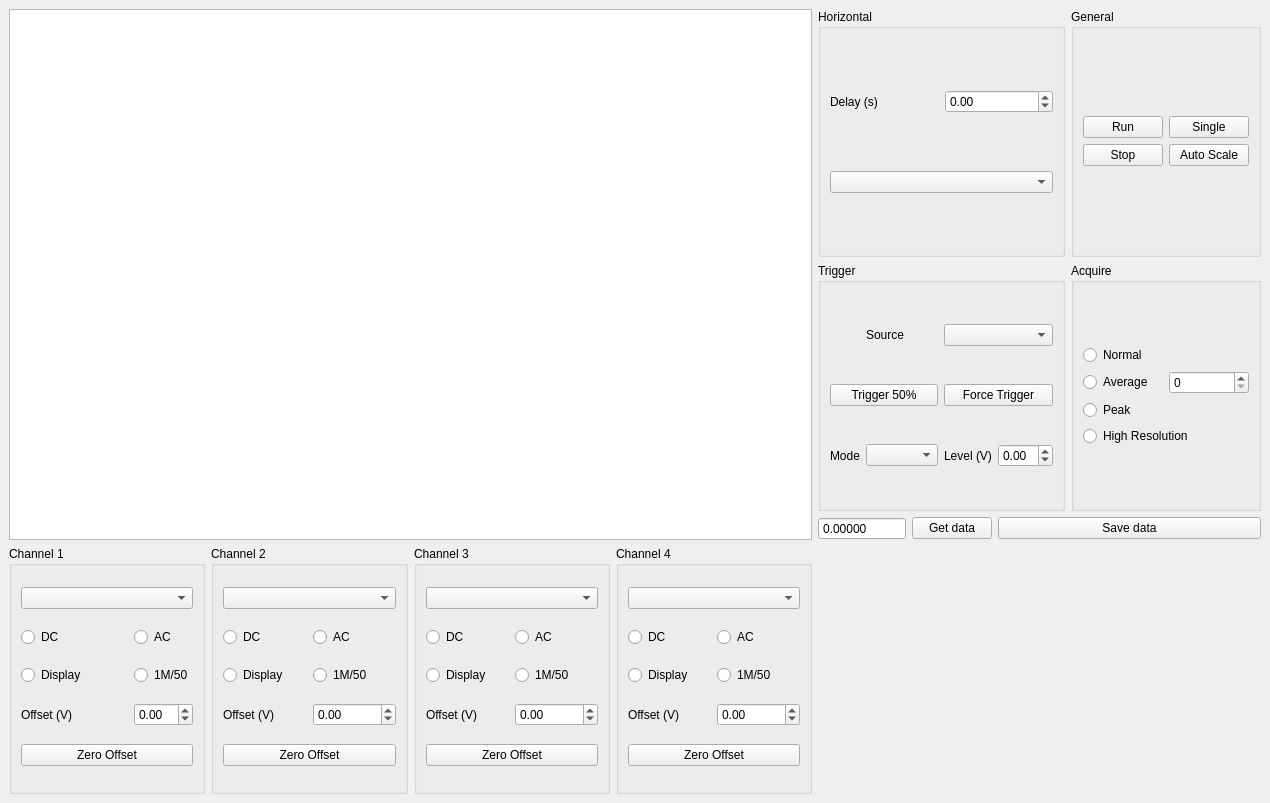
Old version of the form gui/scope/scope_gui.ui in the repository rasjen/qudi.
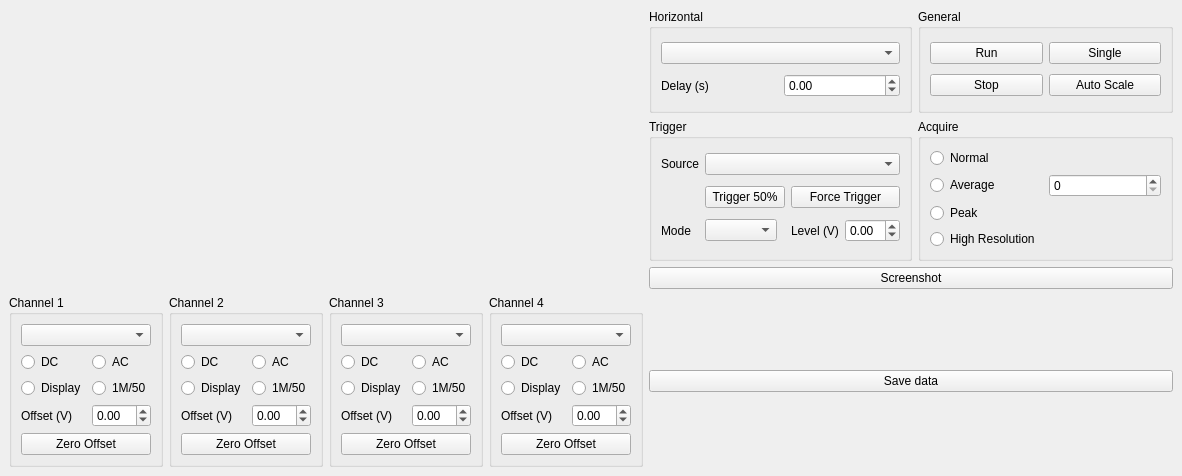
New version of the form. Custom widgets are drawn as their Qt base class.

Commit message: Creation of scope modules (GUI + logic + hardware)

```diff
--- a/gui/scope/scope_gui.ui
+++ b/gui/scope/scope_gui.ui
@@ -6,10 +6,16 @@
    <rect>
     <x>0</x>
     <y>0</y>
-    <width>1270</width>
-    <height>803</height>
+    <width>1182</width>
+    <height>476</height>
    </rect>
   </property>
+  <property name="maximumSize">
+   <size>
+    <width>10777215</width>
+    <height>16777215</height>
+   </size>
+  </property>
   <property name="windowTitle">
    <string>MainWindow</string>
   </property>
@@ -20,25 +26,24 @@
    <property name="enabled">
     <bool>true</bool>
    </property>
-   <layout class="QGridLayout" name="gridLayout_3">
-    <item row="0" column="0" rowspan="3">
-     <widget class="PlotWidget" name="scope_PlotWidget">
-      <property name="minimumSize">
-       <size>
-        <width>500</width>
-        <height>0</height>
-       </size>
+   <layout class="QGridLayout" name="gridLayout_12">
+    <item row="0" column="0">
+     <widget class="QLabel" name="label">
+      <property name="text">
+       <string/>
       </property>
      </widget>
     </item>
-    <item row="0" column="4">
+    <item row="0" column="1">
+     <layout class="QGridLayout" name="gridLayout_9">
+      <item row="0" column="0">
+       <layout class="QGridLayout" name="gridLayout_5">
+        <item row="0" column="1" rowspan="2" colspan="2">
      <widget class="QGroupBox" name="general_groupBox">
       <property name="title">
        <string>General</string>
       </property>
-      <layout class="QGridLayout" name="gridLayout_9">
-       <item row="0" column="0">
-        <layout class="QGridLayout" name="gridLayout_2">
+          <layout class="QGridLayout" name="gridLayout_7">
          <item row="0" column="0">
           <widget class="QPushButton" name="run_pushButton">
            <property name="text">
@@ -46,13 +51,6 @@
            </property>
           </widget>
          </item>
-         <item row="1" column="1">
-          <widget class="QPushButton" name="autoscale_pushButton">
-           <property name="text">
-            <string>Auto Scale</string>
-           </property>
-          </widget>
-         </item>
          <item row="0" column="1">
           <widget class="QPushButton" name="singlerun_pushButton">
            <property name="text">
@@ -67,99 +65,88 @@
            </property>
           </widget>
          </item>
-        </layout>
+           <item row="1" column="1">
+            <widget class="QPushButton" name="autoscale_pushButton">
+             <property name="text">
+              <string>Auto Scale</string>
+             </property>
+            </widget>
        </item>
       </layout>
      </widget>
     </item>
-    <item row="1" column="1" colspan="3">
+        <item row="2" column="0">
      <widget class="QGroupBox" name="trigger_groupBox">
       <property name="title">
        <string>Trigger</string>
       </property>
-      <layout class="QGridLayout" name="gridLayout_10">
-       <item row="1" column="2" colspan="2">
-        <widget class="QPushButton" name="force_trigger_pushButton">
+          <layout class="QGridLayout" name="gridLayout">
+           <item row="0" column="0">
+            <widget class="QLabel" name="source_label">
          <property name="text">
-          <string>Force Trigger</string>
+              <string>Source</string>
          </property>
         </widget>
        </item>
-       <item row="2" column="0">
+           <item row="4" column="0">
         <widget class="QLabel" name="trigger_mode_label">
          <property name="text">
           <string>Mode</string>
          </property>
         </widget>
        </item>
-       <item row="1" column="0" colspan="2">
-        <widget class="QPushButton" name="trigger50_pushButton">
-         <property name="text">
-          <string>Trigger 50%</string>
-         </property>
-        </widget>
-       </item>
-       <item row="0" column="2" colspan="2">
-        <widget class="QComboBox" name="trigger_source_comboBox"/>
-       </item>
-       <item row="2" column="1">
+           <item row="4" column="1">
         <widget class="QComboBox" name="trigger_mode_comboBox"/>
        </item>
-       <item row="2" column="2">
+           <item row="4" column="4">
+            <widget class="QDoubleSpinBox" name="trigger_level_doubleSpinBox">
+             <property name="decimals">
+              <number>2</number>
+             </property>
+             <property name="minimum">
+              <double>-6.000000000000000</double>
+             </property>
+             <property name="maximum">
+              <double>6.000000000000000</double>
+             </property>
+             <property name="singleStep">
+              <double>0.010000000000000</double>
+             </property>
+            </widget>
+           </item>
+           <item row="4" column="3">
         <widget class="QLabel" name="trigger_level_label">
          <property name="text">
           <string>Level (V)</string>
          </property>
         </widget>
        </item>
-       <item row="2" column="3">
-        <widget class="QDoubleSpinBox" name="trigger_level_doubleSpinBox">
-         <property name="decimals">
-          <number>2</number>
-         </property>
-         <property name="minimum">
-          <double>-6.000000000000000</double>
-         </property>
-         <property name="maximum">
-          <double>6.000000000000000</double>
-         </property>
-         <property name="singleStep">
-          <double>0.010000000000000</double>
+           <item row="2" column="3" colspan="2">
+            <widget class="QPushButton" name="force_trigger_pushButton">
+             <property name="text">
+              <string>Force Trigger</string>
          </property>
         </widget>
        </item>
-       <item row="0" column="1">
-        <widget class="QLabel" name="source_label">
+           <item row="0" column="1" colspan="4">
+            <widget class="QComboBox" name="trigger_source_comboBox"/>
+           </item>
+           <item row="2" column="1" colspan="2">
+            <widget class="QPushButton" name="trigger50_pushButton">
          <property name="text">
-          <string>Source</string>
+              <string>Trigger 50%</string>
          </property>
         </widget>
        </item>
       </layout>
      </widget>
     </item>
-    <item row="1" column="4">
+        <item row="2" column="1" colspan="2">
      <widget class="QGroupBox" name="acquire_groupBox">
       <property name="title">
        <string>Acquire</string>
       </property>
-      <layout class="QGridLayout" name="gridLayout_7">
-       <item row="0" column="0">
-        <layout class="QGridLayout" name="gridLayout">
-         <item row="2" column="0">
-          <widget class="QRadioButton" name="aqcuire_mode_peak_radioButton">
-           <property name="text">
-            <string>Peak</string>
-           </property>
-          </widget>
-         </item>
-         <item row="1" column="0">
-          <widget class="QRadioButton" name="aqcuire_mode_average_radioButton">
-           <property name="text">
-            <string>Average</string>
-           </property>
-          </widget>
-         </item>
+          <layout class="QGridLayout" name="gridLayout_3">
          <item row="0" column="0">
           <widget class="QRadioButton" name="aqcuire_mode_normal_radioButton">
            <property name="text">
@@ -167,9 +154,23 @@
            </property>
           </widget>
          </item>
+           <item row="1" column="0">
+            <widget class="QRadioButton" name="aqcuire_mode_average_radioButton">
+             <property name="text">
+              <string>Average</string>
+             </property>
+            </widget>
+           </item>
          <item row="1" column="1">
           <widget class="QSpinBox" name="average_value_spinBox"/>
          </item>
+           <item row="2" column="0">
+            <widget class="QRadioButton" name="aqcuire_mode_peak_radioButton">
+             <property name="text">
+              <string>Peak</string>
+             </property>
+            </widget>
+           </item>
          <item row="3" column="0" colspan="2">
           <widget class="QRadioButton" name="aqcuire_mode_highres_radioButton">
            <property name="text">
@@ -178,46 +179,57 @@
           </widget>
          </item>
         </layout>
-       </item>
-      </layout>
-     </widget>
-    </item>
-    <item row="2" column="1">
-     <widget class="QDoubleSpinBox" name="time_range_Spinbox">
-      <property name="buttonSymbols">
-       <enum>QAbstractSpinBox::NoButtons</enum>
-      </property>
-      <property name="suffix">
-       <string extracomment="micro sec"/>
-      </property>
+         </widget>
+        </item>
+        <item row="0" column="0" rowspan="2">
+         <widget class="QGroupBox" name="horizontal_groupBox">
+          <property name="title">
+           <string>Horizontal</string>
+          </property>
+          <layout class="QGridLayout" name="gridLayout_2">
+           <item row="1" column="0">
+            <widget class="QLabel" name="time_delay_label">
+             <property name="text">
+              <string>Delay (s)</string>
+             </property>
+            </widget>
+           </item>
+           <item row="1" column="1">
+            <widget class="QDoubleSpinBox" name="time_delay_doubleSpinBox">
       <property name="decimals">
-       <number>5</number>
+              <number>2</number>
+             </property>
+             <property name="minimum">
+              <double>-6.000000000000000</double>
       </property>
       <property name="maximum">
-       <double>3000000.000000000000000</double>
+              <double>6.000000000000000</double>
       </property>
       <property name="singleStep">
        <double>0.000001000000000</double>
       </property>
      </widget>
     </item>
-    <item row="2" column="2">
-     <widget class="QPushButton" name="getdata_pushButton">
-      <property name="text">
-       <string>Get data</string>
-      </property>
-     </widget>
-    </item>
-    <item row="2" column="3" colspan="2">
-     <widget class="QPushButton" name="savedata_pushButton">
+           <item row="0" column="0" colspan="2">
+            <widget class="QComboBox" name="time_scale_comboBox"/>
+           </item>
+          </layout>
+         </widget>
+        </item>
+       </layout>
+      </item>
+      <item row="1" column="0">
+       <widget class="QPushButton" name="screenshot_pushButton">
       <property name="text">
-       <string>Save data</string>
+         <string>Screenshot</string>
       </property>
      </widget>
     </item>
-    <item row="3" column="0">
-     <layout class="QGridLayout" name="gridLayout_14">
-      <item row="0" column="0">
+     </layout>
+    </item>
+    <item row="1" column="0">
+     <layout class="QHBoxLayout" name="horizontalLayout">
+      <item>
        <widget class="QGroupBox" name="channel1_groupBox">
         <property name="title">
          <string>Channel 1</string>
@@ -302,7 +314,7 @@
         </layout>
        </widget>
       </item>
-      <item row="0" column="1">
+      <item>
        <widget class="QGroupBox" name="channel2_groupBox">
         <property name="title">
          <string>Channel 2</string>
@@ -387,7 +399,7 @@
         </layout>
        </widget>
       </item>
-      <item row="0" column="2">
+      <item>
        <widget class="QGroupBox" name="channel3_groupBox">
         <property name="title">
          <string>Channel 3</string>
@@ -469,7 +481,7 @@
         </layout>
        </widget>
       </item>
-      <item row="0" column="3">
+      <item>
        <widget class="QGroupBox" name="channel3_groupBox_2">
         <property name="title">
          <string>Channel 4</string>
@@ -553,40 +565,16 @@
       </item>
      </layout>
     </item>
-    <item row="0" column="1" colspan="3">
-     <widget class="QGroupBox" name="horizontal_groupBox">
-      <property name="title">
-       <string>Horizontal</string>
-      </property>
-      <layout class="QGridLayout" name="gridLayout_5">
+    <item row="1" column="1">
+     <layout class="QGridLayout" name="gridLayout_10">
        <item row="0" column="0">
-        <widget class="QLabel" name="time_delay_label">
+       <widget class="QPushButton" name="savedata_pushButton">
          <property name="text">
-          <string>Delay (s)</string>
+         <string>Save data</string>
          </property>
         </widget>
        </item>
-       <item row="0" column="1">
-        <widget class="QDoubleSpinBox" name="time_delay_doubleSpinBox">
-         <property name="decimals">
-          <number>2</number>
-         </property>
-         <property name="minimum">
-          <double>-6.000000000000000</double>
-         </property>
-         <property name="maximum">
-          <double>6.000000000000000</double>
-         </property>
-         <property name="singleStep">
-          <double>0.010000000000000</double>
-         </property>
-        </widget>
-       </item>
-       <item row="1" column="0" colspan="2">
-        <widget class="QComboBox" name="time_scale_comboBox"/>
-       </item>
-      </layout>
-     </widget>
+     </layout>
     </item>
    </layout>
    <zorder>general_groupBox</zorder>
@@ -609,13 +597,8 @@
    </property>
   </widget>
  </widget>
- <customwidgets>
-  <customwidget>
-   <class>PlotWidget</class>
-   <extends>QGraphicsView</extends>
-   <header>pyqtgraph</header>
-  </customwidget>
- </customwidgets>
- <resources/>
+ <resources>
+  <include location="../../screenshot_ressource_file.qrc"/>
+ </resources>
  <connections/>
 </ui>
```
Left out of the diff: 12 changed lines with no effect on the pictures. Lines whose indentation alone changed are shown as unchanged. The commit also changes 4 other files.
